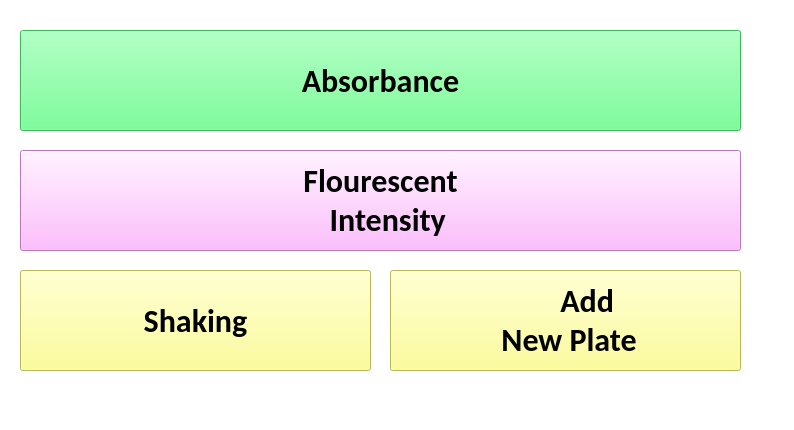
Old version of the form PiGui/selectProtocolScreen_v2.ui in the repository fabbondanza/MAK-2017.
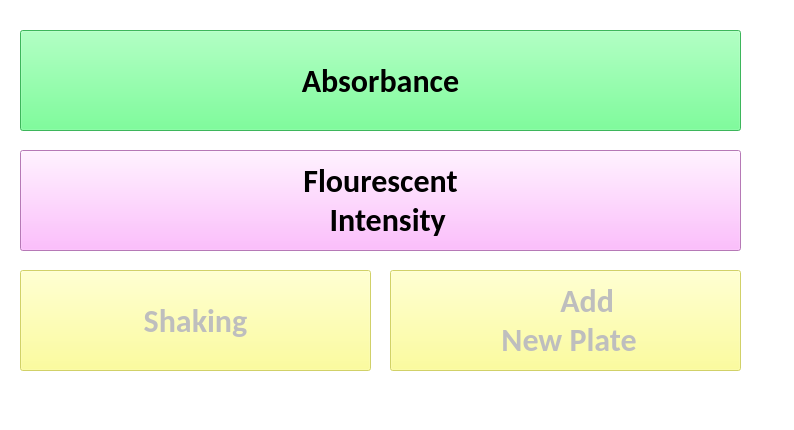
New version of the form. Icons and pictures are not drawn.

The edit to the form file:
```diff
--- a/PiGui/selectProtocolScreen_v2.ui
+++ b/PiGui/selectProtocolScreen_v2.ui
@@ -87,6 +87,9 @@
    </property>
   </widget>
   <widget class="QPushButton" name="addPlateButton">
+   <property name="enabled">
+    <bool>false</bool>
+   </property>
    <property name="geometry">
     <rect>
      <x>390</x>
@@ -122,6 +125,9 @@
    </property>
   </widget>
   <widget class="QPushButton" name="shakingButton">
+   <property name="enabled">
+    <bool>false</bool>
+   </property>
    <property name="geometry">
     <rect>
      <x>20</x>
```
